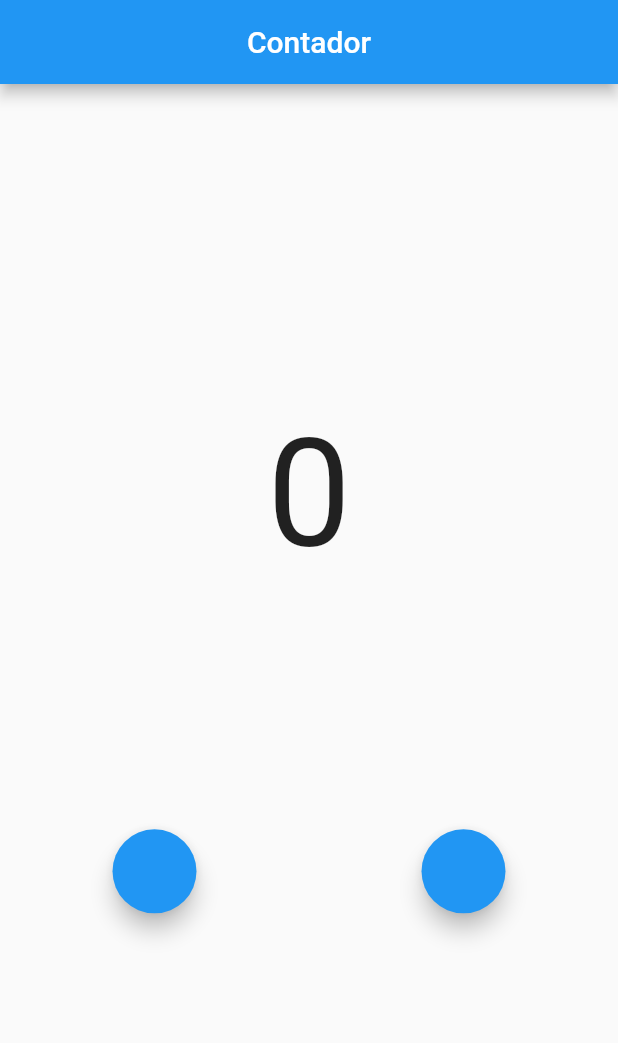
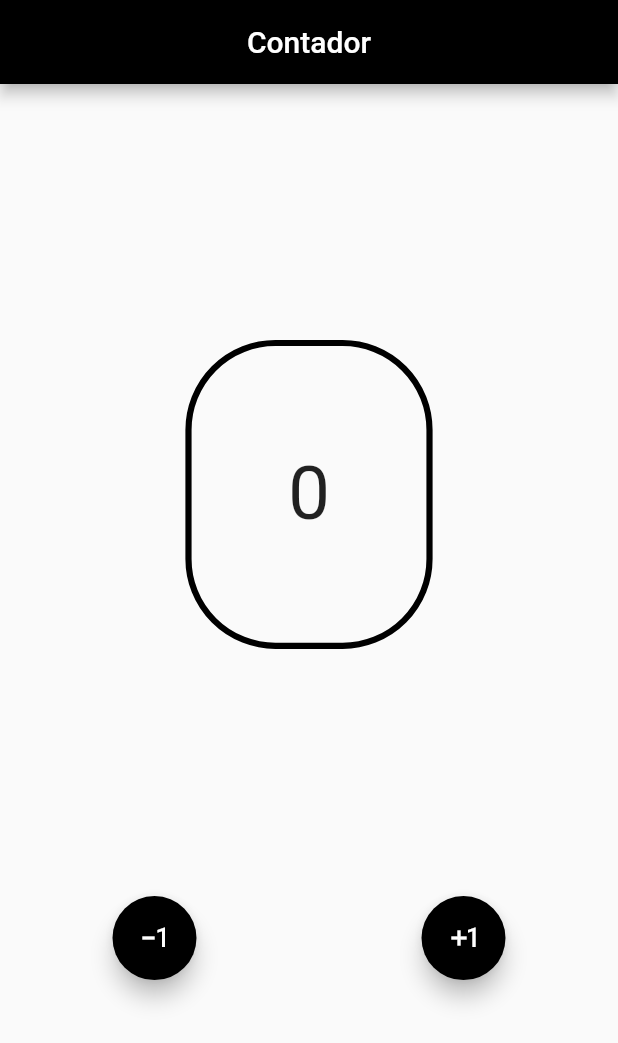
Before and after one commit to felipedelucanogueira/App_Contador, a Flutter app: the screen it shows after launch, on a phone screen of 412 x 824 dp. Shown: the top 1043 px of the screen. Run offline on Flutter 3.47's test engine with Material 2 defaults, Android fonts, the phone set to English and light mode, and no system bars.

Commit message:
"Exercicio Finalizado"

```diff
--- a/lib/counter.dart
+++ b/lib/counter.dart
@@ -6,7 +6,6 @@ class CounterScreen extends StatefulWidget {
 }
 
 class _CounterScreenState extends State<CounterScreen> {
-
   var counter = 0;
 
   @override
@@ -14,23 +13,48 @@ class _CounterScreenState extends State<CounterScreen> {
     return Column(
       mainAxisAlignment: MainAxisAlignment.center,
       children: [
-        Container(child: Center(child: Text('$counter',style: TextStyle(fontSize:100),)),
+        Container(
+          width: MediaQuery.of(context).size.width * 0.40,
+          height: MediaQuery.of(context).size.height * 0.25,
+          decoration: BoxDecoration(
+              borderRadius: BorderRadius.circular(60),
+              border: Border.all(
+                color: Colors.black,
+                width: MediaQuery.of(context).size.width * 0.01,
+              )),
+          child: Center(
+              child: Text(
+            "$counter",
+            style: TextStyle(
+              fontSize: 50,
             ),
-        SizedBox(height: MediaQuery.of(context).size.height * 0.2,),
-        Row(mainAxisAlignment: MainAxisAlignment.spaceAround,
+          )),
+        ),
+        SizedBox(
+          height: MediaQuery.of(context).size.height * 0.2,
+        ),
+        Row(
+          mainAxisAlignment: MainAxisAlignment.spaceAround,
           children: [
-            FloatingActionButton(onPressed: (){
+            FloatingActionButton(
+                backgroundColor: Colors.black,
+                child: Icon(Icons.exposure_minus_1),
+                onPressed: () {
                   setState(() {
                     counter -= 1;
                   });
                 }),
-            FloatingActionButton(onPressed: (){
+            FloatingActionButton(
+                backgroundColor: Colors.black,
+                child: Icon(Icons.exposure_plus_1),
+                onPressed: () {
                   setState(() {
                     counter += 1;
                   });
                 }),
-
-          ],)
-      ],);
+          ],
+        )
+      ],
+    );
   }
 }
--- a/lib/main.dart
+++ b/lib/main.dart
@@ -13,6 +13,7 @@ class MyApp extends StatelessWidget {
     return MaterialApp(
         home: Scaffold(
       appBar: AppBar(
+        backgroundColor: Colors.black,
         title: Center(
             child: Text(
           'Contador',
```
Also changed, not shown: Screenshot_1617318070.png (added), 1 other file. Lines whose indentation alone changed are shown as unchanged.
